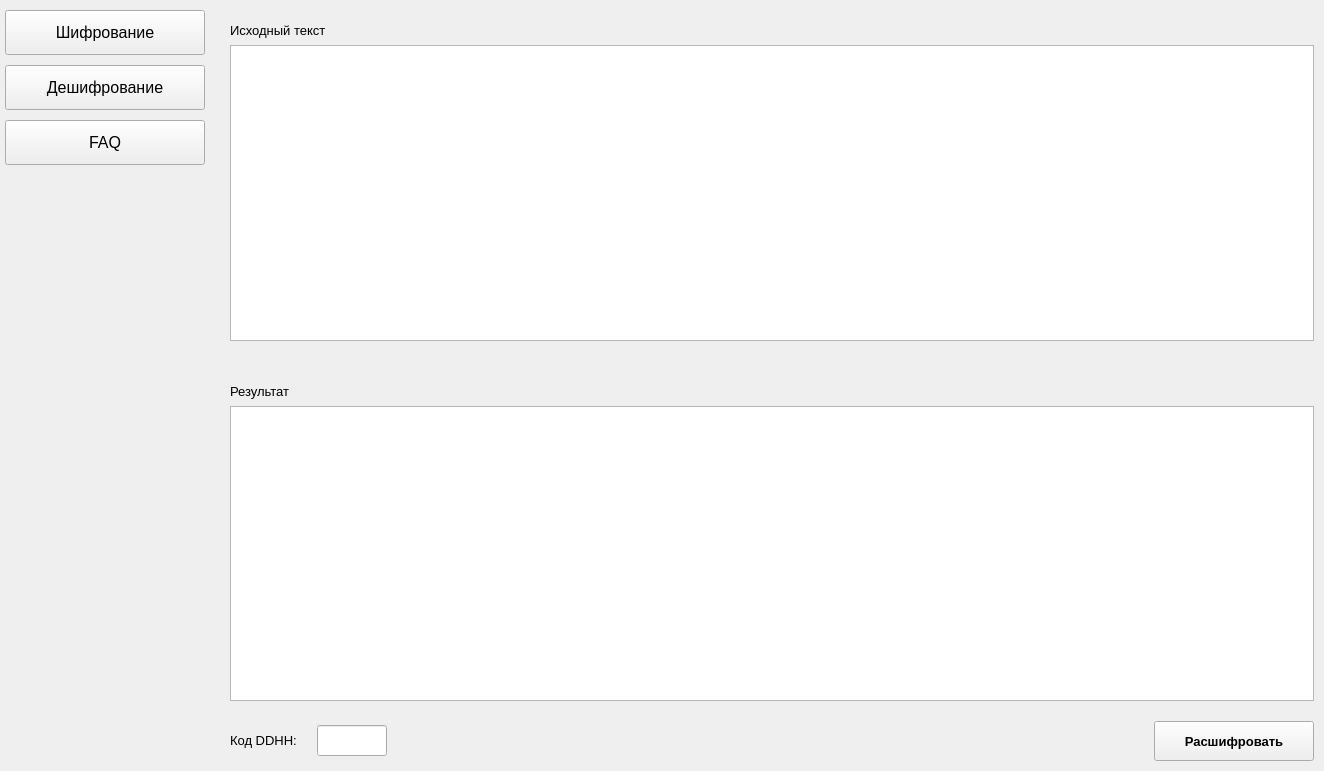
The window that assets/app.ui (trottling/Rippler) describes before a commit, drawn with Qt 5.
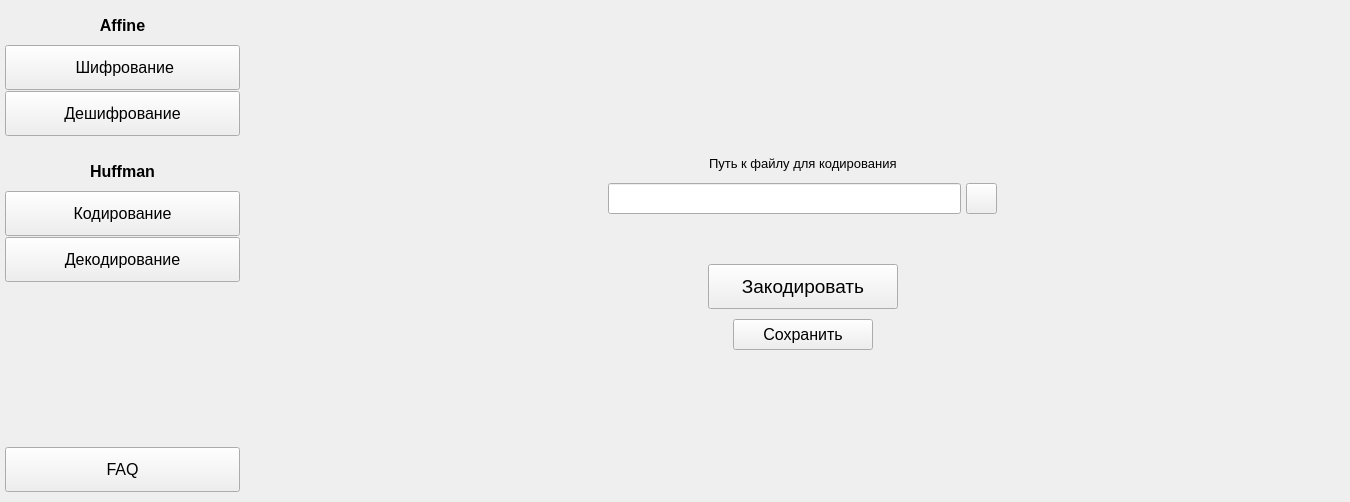
The same window after the commit.

Commit message: Кодирование под гончарова и кнопки копирования

Patch:
```diff
--- a/assets/app.ui
+++ b/assets/app.ui
@@ -6,8 +6,8 @@
    <rect>
     <x>0</x>
     <y>0</y>
-    <width>1324</width>
-    <height>771</height>
+    <width>1350</width>
+    <height>502</height>
    </rect>
   </property>
   <property name="windowTitle">
@@ -68,7 +68,58 @@
        </spacer>
       </item>
       <item>
-       <widget class="QPushButton" name="encode_page_btn">
+       <widget class="QLabel" name="label_10">
+        <property name="sizePolicy">
+         <sizepolicy hsizetype="Preferred" vsizetype="Fixed">
+          <horstretch>0</horstretch>
+          <verstretch>0</verstretch>
+         </sizepolicy>
+        </property>
+        <property name="minimumSize">
+         <size>
+          <width>0</width>
+          <height>30</height>
+         </size>
+        </property>
+        <property name="maximumSize">
+         <size>
+          <width>16777215</width>
+          <height>30</height>
+         </size>
+        </property>
+        <property name="font">
+         <font>
+          <pointsize>12</pointsize>
+          <weight>75</weight>
+          <bold>true</bold>
+         </font>
+        </property>
+        <property name="text">
+         <string>Affine</string>
+        </property>
+        <property name="alignment">
+         <set>Qt::AlignCenter</set>
+        </property>
+       </widget>
+      </item>
+      <item>
+       <spacer name="verticalSpacer_31">
+        <property name="orientation">
+         <enum>Qt::Vertical</enum>
+        </property>
+        <property name="sizeType">
+         <enum>QSizePolicy::Fixed</enum>
+        </property>
+        <property name="sizeHint" stdset="0">
+         <size>
+          <width>20</width>
+          <height>5</height>
+         </size>
+        </property>
+       </spacer>
+      </item>
+      <item>
+       <widget class="QPushButton" name="affine_encode_page_btn">
         <property name="sizePolicy">
          <sizepolicy hsizetype="Fixed" vsizetype="Fixed">
           <horstretch>0</horstretch>
@@ -77,7 +128,7 @@
         </property>
         <property name="minimumSize">
          <size>
-          <width>200</width>
+          <width>235</width>
           <height>45</height>
          </size>
         </property>
@@ -96,7 +147,7 @@
          <cursorShape>PointingHandCursor</cursorShape>
         </property>
         <property name="text">
-         <string>Шифрование</string>
+         <string> Шифрование</string>
         </property>
         <property name="iconSize">
          <size>
@@ -117,7 +168,7 @@
         <property name="sizeHint" stdset="0">
          <size>
           <width>20</width>
-          <height>10</height>
+          <height>1</height>
          </size>
         </property>
        </spacer>
@@ -132,7 +183,7 @@
         </property>
         <property name="minimumSize">
          <size>
-          <width>200</width>
+          <width>235</width>
           <height>45</height>
          </size>
         </property>
@@ -172,7 +223,168 @@
         <property name="sizeHint" stdset="0">
          <size>
           <width>20</width>
-          <height>10</height>
+          <height>20</height>
+         </size>
+        </property>
+       </spacer>
+      </item>
+      <item>
+       <widget class="QLabel" name="label_11">
+        <property name="sizePolicy">
+         <sizepolicy hsizetype="Preferred" vsizetype="Fixed">
+          <horstretch>0</horstretch>
+          <verstretch>0</verstretch>
+         </sizepolicy>
+        </property>
+        <property name="minimumSize">
+         <size>
+          <width>0</width>
+          <height>30</height>
+         </size>
+        </property>
+        <property name="maximumSize">
+         <size>
+          <width>16777215</width>
+          <height>30</height>
+         </size>
+        </property>
+        <property name="font">
+         <font>
+          <pointsize>12</pointsize>
+          <weight>75</weight>
+          <bold>true</bold>
+         </font>
+        </property>
+        <property name="text">
+         <string>Huffman</string>
+        </property>
+        <property name="alignment">
+         <set>Qt::AlignCenter</set>
+        </property>
+       </widget>
+      </item>
+      <item>
+       <spacer name="verticalSpacer_32">
+        <property name="orientation">
+         <enum>Qt::Vertical</enum>
+        </property>
+        <property name="sizeType">
+         <enum>QSizePolicy::Fixed</enum>
+        </property>
+        <property name="sizeHint" stdset="0">
+         <size>
+          <width>20</width>
+          <height>5</height>
+         </size>
+        </property>
+       </spacer>
+      </item>
+      <item>
+       <widget class="QPushButton" name="huffman_encode_page_btn">
+        <property name="sizePolicy">
+         <sizepolicy hsizetype="Fixed" vsizetype="Fixed">
+          <horstretch>0</horstretch>
+          <verstretch>0</verstretch>
+         </sizepolicy>
+        </property>
+        <property name="minimumSize">
+         <size>
+          <width>235</width>
+          <height>45</height>
+         </size>
+        </property>
+        <property name="maximumSize">
+         <size>
+          <width>174</width>
+          <height>16777215</height>
+         </size>
+        </property>
+        <property name="font">
+         <font>
+          <pointsize>12</pointsize>
+         </font>
+        </property>
+        <property name="cursor">
+         <cursorShape>PointingHandCursor</cursorShape>
+        </property>
+        <property name="text">
+         <string>Кодирование</string>
+        </property>
+        <property name="iconSize">
+         <size>
+          <width>24</width>
+          <height>24</height>
+         </size>
+        </property>
+       </widget>
+      </item>
+      <item>
+       <spacer name="verticalSpacer_20">
+        <property name="orientation">
+         <enum>Qt::Vertical</enum>
+        </property>
+        <property name="sizeType">
+         <enum>QSizePolicy::Fixed</enum>
+        </property>
+        <property name="sizeHint" stdset="0">
+         <size>
+          <width>20</width>
+          <height>1</height>
+         </size>
+        </property>
+       </spacer>
+      </item>
+      <item>
+       <widget class="QPushButton" name="huffman_decode_page_btn">
+        <property name="sizePolicy">
+         <sizepolicy hsizetype="Fixed" vsizetype="Fixed">
+          <horstretch>0</horstretch>
+          <verstretch>0</verstretch>
+         </sizepolicy>
+        </property>
+        <property name="minimumSize">
+         <size>
+          <width>235</width>
+          <height>45</height>
+         </size>
+        </property>
+        <property name="maximumSize">
+         <size>
+          <width>174</width>
+          <height>16777215</height>
+         </size>
+        </property>
+        <property name="font">
+         <font>
+          <pointsize>12</pointsize>
+         </font>
+        </property>
+        <property name="cursor">
+         <cursorShape>PointingHandCursor</cursorShape>
+        </property>
+        <property name="text">
+         <string>Декодирование</string>
+        </property>
+        <property name="iconSize">
+         <size>
+          <width>24</width>
+          <height>24</height>
+         </size>
+        </property>
+       </widget>
+      </item>
+      <item>
+       <spacer name="verticalSpacer_19">
+        <property name="orientation">
+         <enum>Qt::Vertical</enum>
+        </property>
+        <property name="sizeType">
+         <enum>QSizePolicy::Expanding</enum>
+        </property>
+        <property name="sizeHint" stdset="0">
+         <size>
+          <width>20</width>
+          <height>20</height>
          </size>
         </property>
        </spacer>
@@ -187,7 +399,7 @@
         </property>
         <property name="minimumSize">
          <size>
-          <width>200</width>
+          <width>235</width>
           <height>45</height>
          </size>
         </property>
@@ -221,10 +433,13 @@
         <property name="orientation">
          <enum>Qt::Vertical</enum>
         </property>
+        <property name="sizeType">
+         <enum>QSizePolicy::Fixed</enum>
+        </property>
         <property name="sizeHint" stdset="0">
          <size>
           <width>20</width>
-          <height>40</height>
+          <height>10</height>
          </size>
         </property>
        </spacer>
@@ -250,7 +465,7 @@
     <item row="0" column="3">
      <widget class="QStackedWidget" name="stackedWidget">
       <property name="currentIndex">
-       <number>1</number>
+       <number>2</number>
       </property>
       <widget class="QWidget" name="page_encode">
        <layout class="QGridLayout" name="gridLayout_2">
@@ -811,7 +1026,7 @@
           <property name="sizeHint" stdset="0">
            <size>
             <width>1093</width>
-            <height>20</height>
+            <height>10</height>
            </size>
           </property>
          </spacer>
@@ -849,6 +1064,18 @@
               </property>
               <item>
                <widget class="QLabel" name="label_5">
+                <property name="sizePolicy">
+                 <sizepolicy hsizetype="Preferred" vsizetype="Preferred">
+                  <horstretch>0</horstretch>
+                  <verstretch>0</verstretch>
+                 </sizepolicy>
+                </property>
+                <property name="minimumSize">
+                 <size>
+                  <width>0</width>
+                  <height>1</height>
+                 </size>
+                </property>
                 <property name="font">
                  <font>
                   <pointsize>10</pointsize>
@@ -869,7 +1096,7 @@
                 <property name="sizeHint" stdset="0">
                  <size>
                   <width>40</width>
-                  <height>20</height>
+                  <height>0</height>
                  </size>
                 </property>
                </spacer>
@@ -990,7 +1217,7 @@
                 <property name="sizeHint" stdset="0">
                  <size>
                   <width>40</width>
-                  <height>20</height>
+                  <height>1</height>
                  </size>
                 </property>
                </spacer>
@@ -1056,7 +1283,7 @@
           <property name="sizeHint" stdset="0">
            <size>
             <width>1093</width>
-            <height>20</height>
+            <height>10</height>
            </size>
           </property>
          </spacer>
@@ -1199,6 +1426,56 @@
             </property>
            </widget>
           </item>
+          <item>
+           <spacer name="horizontalSpacer_29">
+            <property name="orientation">
+             <enum>Qt::Horizontal</enum>
+            </property>
+            <property name="sizeType">
+             <enum>QSizePolicy::Fixed</enum>
+            </property>
+            <property name="sizeHint" stdset="0">
+             <size>
+              <width>5</width>
+              <height>20</height>
+             </size>
+            </property>
+           </spacer>
+          </item>
+          <item>
+           <widget class="QPushButton" name="affine_decode_res_copy">
+            <property name="sizePolicy">
+             <sizepolicy hsizetype="Fixed" vsizetype="Fixed">
+              <horstretch>0</horstretch>
+              <verstretch>0</verstretch>
+             </sizepolicy>
+            </property>
+            <property name="minimumSize">
+             <size>
+              <width>40</width>
+              <height>40</height>
+             </size>
+            </property>
+            <property name="maximumSize">
+             <size>
+              <width>40</width>
+              <height>40</height>
+             </size>
+            </property>
+            <property name="cursor">
+             <cursorShape>PointingHandCursor</cursorShape>
+            </property>
+            <property name="text">
+             <string/>
+            </property>
+            <property name="iconSize">
+             <size>
+              <width>16</width>
+              <height>16</height>
+             </size>
+            </property>
+           </widget>
+          </item>
           <item>
            <spacer name="horizontalSpacer_23">
             <property name="orientation">
@@ -1235,6 +1512,734 @@
         </item>
        </layout>
       </widget>
+      <widget class="QWidget" name="page_huffman_encode">
+       <layout class="QGridLayout" name="gridLayout_5">
+        <property name="leftMargin">
+         <number>0</number>
+        </property>
+        <property name="topMargin">
+         <number>0</number>
+        </property>
+        <property name="rightMargin">
+         <number>0</number>
+        </property>
+        <property name="bottomMargin">
+         <number>0</number>
+        </property>
+        <property name="spacing">
+         <number>0</number>
+        </property>
+        <item row="0" column="0">
+         <spacer name="verticalSpacer_22">
+          <property name="orientation">
+           <enum>Qt::Vertical</enum>
+          </property>
+          <property name="sizeHint" stdset="0">
+           <size>
+            <width>20</width>
+            <height>141</height>
+           </size>
+          </property>
+         </spacer>
+        </item>
+        <item row="1" column="0">
+         <layout class="QHBoxLayout" name="horizontalLayout_13">
+          <property name="spacing">
+           <number>0</number>
+          </property>
+          <item>
+           <spacer name="horizontalSpacer_31">
+            <property name="orientation">
+             <enum>Qt::Horizontal</enum>
+            </property>
+            <property name="sizeHint" stdset="0">
+             <size>
+              <width>40</width>
+              <height>20</height>
+             </size>
+            </property>
+           </spacer>
+          </item>
+          <item>
+           <widget class="QLabel" name="label_8">
+            <property name="font">
+             <font>
+              <pointsize>10</pointsize>
+             </font>
+            </property>
+            <property name="text">
+             <string>Путь к файлу для кодирования</string>
+            </property>
+           </widget>
+          </item>
+          <item>
+           <spacer name="horizontalSpacer_32">
+            <property name="orientation">
+             <enum>Qt::Horizontal</enum>
+            </property>
+            <property name="sizeHint" stdset="0">
+             <size>
+              <width>40</width>
+              <height>20</height>
+             </size>
+            </property>
+           </spacer>
+          </item>
+         </layout>
+        </item>
+        <item row="2" column="0">
+         <spacer name="verticalSpacer_21">
+          <property name="orientation">
+           <enum>Qt::Vertical</enum>
+          </property>
+          <property name="sizeType">
+           <enum>QSizePolicy::Fixed</enum>
+          </property>
+          <property name="sizeHint" stdset="0">
+           <size>
+            <width>20</width>
+            <height>10</height>
+           </size>
+          </property>
+         </spacer>
+        </item>
+        <item row="3" column="0">
+         <layout class="QHBoxLayout" name="horizontalLayout_12">
+          <property name="spacing">
+           <number>0</number>
+          </property>
+          <item>
+           <spacer name="horizontalSpacer_33">
+            <property name="orientation">
+             <enum>Qt::Horizontal</enum>
+            </property>
+            <property name="sizeHint" stdset="0">
+             <size>
+              <width>40</width>
+              <height>20</height>
+             </size>
+            </property>
+           </spacer>
+          </item>
+          <item>
+           <widget class="QLineEdit" name="huffman_encode_le">
+            <property name="minimumSize">
+             <size>
+              <width>0</width>
+              <height>31</height>
+             </size>
+            </property>
+            <property name="font">
+             <font>
+              <pointsize>10</pointsize>
+             </font>
+            </property>
+           </widget>
+          </item>
+          <item>
+           <spacer name="horizontalSpacer_30">
+            <property name="orientation">
+             <enum>Qt::Horizontal</enum>
+            </property>
+            <property name="sizeType">
+             <enum>QSizePolicy::Fixed</enum>
+            </property>
+            <property name="sizeHint" stdset="0">
+             <size>
+              <width>5</width>
+              <height>20</height>
+             </size>
+            </property>
+           </spacer>
+          </item>
+          <item>
+           <widget class="QPushButton" name="huffman_encode_le_select">
+            <property name="sizePolicy">
+             <sizepolicy hsizetype="Fixed" vsizetype="Fixed">
+              <horstretch>0</horstretch>
+              <verstretch>0</verstretch>
+             </sizepolicy>
+            </property>
+            <property name="minimumSize">
+             <size>
+              <width>31</width>
+              <height>31</height>
+             </size>
+            </property>
+            <property name="maximumSize">
+             <size>
+              <width>31</width>
+              <height>31</height>
+             </size>
+            </property>
+            <property name="font">
+             <font>
+              <pointsize>10</pointsize>
+             </font>
+            </property>
+            <property name="text">
+             <string/>
+            </property>
+           </widget>
+          </item>
+          <item>
+           <spacer name="horizontalSpacer_34">
+            <property name="orientation">
+             <enum>Qt::Horizontal</enum>
+            </property>
+            <property name="sizeHint" stdset="0">
+             <size>
+              <width>40</width>
+              <height>20</height>
+             </size>
+            </property>
+           </spacer>
+          </item>
+         </layout>
+        </item>
+        <item row="4" column="0">
+         <spacer name="verticalSpacer_23">
+          <property name="orientation">
+           <enum>Qt::Vertical</enum>
+          </property>
+          <property name="sizeType">
+           <enum>QSizePolicy::Fixed</enum>
+          </property>
+          <property name="sizeHint" stdset="0">
+           <size>
+            <width>41</width>
+            <height>50</height>
+           </size>
+          </property>
+         </spacer>
+        </item>
+        <item row="5" column="0">
+         <layout class="QHBoxLayout" name="horizontalLayout_14">
+          <property name="spacing">
+           <number>0</number>
+          </property>
+          <item>
+           <spacer name="horizontalSpacer_35">
+            <property name="orientation">
+             <enum>Qt::Horizontal</enum>
+            </property>
+            <property name="sizeHint" stdset="0">
+             <size>
+              <width>40</width>
+              <height>20</height>
+             </size>
+            </property>
+           </spacer>
+          </item>
+          <item>
+           <widget class="QPushButton" name="huffman_encode_run">
+            <property name="sizePolicy">
+             <sizepolicy hsizetype="Fixed" vsizetype="Fixed">
+              <horstretch>0</horstretch>
+              <verstretch>0</verstretch>
+             </sizepolicy>
+            </property>
+            <property name="minimumSize">
+             <size>
+              <width>190</width>
+              <height>45</height>
+             </size>
+            </property>
+            <property name="maximumSize">
+             <size>
+              <width>190</width>
+              <height>45</height>
+             </size>
+            </property>
+            <property name="font">
+             <font>
+              <pointsize>14</pointsize>
+             </font>
+            </property>
+            <property name="text">
+             <string>Закодировать</string>
+            </property>
+            <property name="iconSize">
+             <size>
+              <width>24</width>
+              <height>24</height>
+             </size>
+            </property>
+           </widget>
+          </item>
+          <item>
+           <spacer name="horizontalSpacer_36">
+            <property name="orientation">
+             <enum>Qt::Horizontal</enum>
+            </property>
+            <property name="sizeHint" stdset="0">
+             <size>
+              <width>40</width>
+              <height>20</height>
+             </size>
+            </property>
+           </spacer>
+          </item>
+         </layout>
+        </item>
+        <item row="6" column="0">
+         <spacer name="verticalSpacer_24">
+          <property name="orientation">
+           <enum>Qt::Vertical</enum>
+          </property>
+          <property name="sizeType">
+           <enum>QSizePolicy::Fixed</enum>
+          </property>
+          <property name="sizeHint" stdset="0">
+           <size>
+            <width>20</width>
+            <height>10</height>
+           </size>
+          </property>
+         </spacer>
+        </item>
+        <item row="7" column="0">
+         <layout class="QHBoxLayout" name="horizontalLayout_15">
+          <property name="spacing">
+           <number>0</number>
+          </property>
+          <item>
+           <spacer name="horizontalSpacer_37">
+            <property name="orientation">
+             <enum>Qt::Horizontal</enum>
+            </property>
+            <property name="sizeHint" stdset="0">
+             <size>
+              <width>40</width>
+              <height>20</height>
+             </size>
+            </property>
+           </spacer>
+          </item>
+          <item>
+           <widget class="QPushButton" name="huffman_encode_save">
+            <property name="sizePolicy">
+             <sizepolicy hsizetype="Fixed" vsizetype="Fixed">
+              <horstretch>0</horstretch>
+              <verstretch>0</verstretch>
+             </sizepolicy>
+            </property>
+            <property name="minimumSize">
+             <size>
+              <width>140</width>
+              <height>31</height>
+             </size>
+            </property>
+            <property name="maximumSize">
+             <size>
+              <width>140</width>
+              <height>31</height>
+             </size>
+            </property>
+            <property name="font">
+             <font>
+              <pointsize>12</pointsize>
+             </font>
+            </property>
+            <property name="text">
+             <string>Сохранить</string>
+            </property>
+           </widget>
+          </item>
+          <item>
+           <spacer name="horizontalSpacer_38">
+            <property name="orientation">
+             <enum>Qt::Horizontal</enum>
+            </property>
+            <property name="sizeHint" stdset="0">
+             <size>
+              <width>40</width>
+              <height>20</height>
+             </size>
+            </property>
+           </spacer>
+          </item>
+         </layout>
+        </item>
+        <item row="8" column="0">
+         <spacer name="verticalSpacer_25">
+          <property name="orientation">
+           <enum>Qt::Vertical</enum>
+          </property>
+          <property name="sizeHint" stdset="0">
+           <size>
+            <width>20</width>
+            <height>141</height>
+           </size>
+          </property>
+         </spacer>
+        </item>
+       </layout>
+      </widget>
+      <widget class="QWidget" name="page_huffman_decode">
+       <layout class="QGridLayout" name="gridLayout_6">
+        <property name="leftMargin">
+         <number>0</number>
+        </property>
+        <property name="topMargin">
+         <number>0</number>
+        </property>
+        <property name="rightMargin">
+         <number>0</number>
+        </property>
+        <property name="bottomMargin">
+         <number>0</number>
+        </property>
+        <property name="spacing">
+         <number>0</number>
+        </property>
+        <item row="0" column="0">
+         <spacer name="verticalSpacer_29">
+          <property name="orientation">
+           <enum>Qt::Vertical</enum>
+          </property>
+          <property name="sizeHint" stdset="0">
+           <size>
+            <width>20</width>
+            <height>141</height>
+           </size>
+          </property>
+         </spacer>
+        </item>
+        <item row="1" column="0">
+         <layout class="QHBoxLayout" name="horizontalLayout_19">
+          <property name="spacing">
+           <number>0</number>
+          </property>
+          <item>
+           <spacer name="horizontalSpacer_46">
+            <property name="orientation">
+             <enum>Qt::Horizontal</enum>
+            </property>
+            <property name="sizeHint" stdset="0">
+             <size>
+              <width>40</width>
+              <height>20</height>
+             </size>
+            </property>
+           </spacer>
+          </item>
+          <item>
+           <widget class="QLabel" name="label_9">
+            <property name="font">
+             <font>
+              <pointsize>10</pointsize>
+             </font>
+            </property>
+            <property name="text">
+             <string>Путь к файлу для декодирования</string>
+            </property>
+           </widget>
+          </item>
+          <item>
+           <spacer name="horizontalSpacer_47">
+            <property name="orientation">
+             <enum>Qt::Horizontal</enum>
+            </property>
+            <property name="sizeHint" stdset="0">
+             <size>
+              <width>40</width>
+              <height>20</height>
+             </size>
+            </property>
+           </spacer>
+          </item>
+         </layout>
+        </item>
+        <item row="2" column="0">
+         <spacer name="verticalSpacer_26">
+          <property name="orientation">
+           <enum>Qt::Vertical</enum>
+          </property>
+          <property name="sizeType">
+           <enum>QSizePolicy::Fixed</enum>
+          </property>
+          <property name="sizeHint" stdset="0">
+           <size>
+            <width>20</width>
+            <height>10</height>
+           </size>
+          </property>
+         </spacer>
+        </item>
+        <item row="3" column="0">
+         <layout class="QHBoxLayout" name="horizontalLayout_18">
+          <property name="spacing">
+           <number>0</number>
+          </property>
+          <item>
+           <spacer name="horizontalSpacer_43">
+            <property name="orientation">
+             <enum>Qt::Horizontal</enum>
+            </property>
+            <property name="sizeHint" stdset="0">
+             <size>
+              <width>40</width>
+              <height>20</height>
+             </size>
+            </property>
+           </spacer>
+          </item>
+          <item>
+           <widget class="QLineEdit" name="huffman_decode_le">
+            <property name="minimumSize">
+             <size>
+              <width>0</width>
+              <height>31</height>
+             </size>
+            </property>
+            <property name="font">
+             <font>
+              <pointsize>10</pointsize>
+             </font>
+            </property>
+           </widget>
+          </item>
+          <item>
+           <spacer name="horizontalSpacer_44">
+            <property name="orientation">
+             <enum>Qt::Horizontal</enum>
+            </property>
+            <property name="sizeType">
+             <enum>QSizePolicy::Fixed</enum>
+            </property>
+            <property name="sizeHint" stdset="0">
+             <size>
+              <width>5</width>
+              <height>20</height>
+             </size>
+            </property>
+           </spacer>
+          </item>
+          <item>
+           <widget class="QPushButton" name="huffman_decode_le_select">
+            <property name="sizePolicy">
+             <sizepolicy hsizetype="Fixed" vsizetype="Fixed">
+              <horstretch>0</horstretch>
+              <verstretch>0</verstretch>
+             </sizepolicy>
+            </property>
+            <property name="minimumSize">
+             <size>
+              <width>31</width>
+              <height>31</height>
+             </size>
+            </property>
+            <property name="maximumSize">
+             <size>
+              <width>31</width>
+              <height>31</height>
+             </size>
+            </property>
+            <property name="font">
+             <font>
+              <pointsize>10</pointsize>
+             </font>
+            </property>
+            <property name="text">
+             <string/>
+            </property>
+           </widget>
+          </item>
+          <item>
+           <spacer name="horizontalSpacer_45">
+            <property name="orientation">
+             <enum>Qt::Horizontal</enum>
+            </property>
+            <property name="sizeHint" stdset="0">
+             <size>
+              <width>40</width>
+              <height>20</height>
+             </size>
+            </property>
+           </spacer>
+          </item>
+         </layout>
+        </item>
+        <item row="4" column="0">
+         <spacer name="verticalSpacer_28">
+          <property name="orientation">
+           <enum>Qt::Vertical</enum>
+          </property>
+          <property name="sizeType">
+           <enum>QSizePolicy::Fixed</enum>
+          </property>
+          <property name="sizeHint" stdset="0">
+           <size>
+            <width>41</width>
+            <height>50</height>
+           </size>
+          </property>
+         </spacer>
+        </item>
+        <item row="5" column="0">
+         <layout class="QHBoxLayout" name="horizontalLayout_16">
+          <property name="spacing">
+           <number>0</number>
+          </property>
+          <item>
+           <spacer name="horizontalSpacer_39">
+            <property name="orientation">
+             <enum>Qt::Horizontal</enum>
+            </property>
+            <property name="sizeHint" stdset="0">
+             <size>
+              <width>40</width>
+              <height>20</height>
+             </size>
+            </property>
+           </spacer>
+          </item>
+          <item>
+           <widget class="QPushButton" name="huffman_decode_run">
+            <property name="sizePolicy">
+             <sizepolicy hsizetype="Fixed" vsizetype="Fixed">
+              <horstretch>0</horstretch>
+              <verstretch>0</verstretch>
+             </sizepolicy>
+            </property>
+            <property name="minimumSize">
+             <size>
+              <width>190</width>
+              <height>45</height>
+             </size>
+            </property>
+            <property name="maximumSize">
+             <size>
+              <width>190</width>
+              <height>45</height>
+             </size>
+            </property>
+            <property name="font">
+             <font>
+              <pointsize>14</pointsize>
+             </font>
+            </property>
+            <property name="text">
+             <string>Декодировать</string>
+            </property>
+            <property name="iconSize">
+             <size>
+              <width>24</width>
+              <height>24</height>
+             </size>
+            </property>
+           </widget>
+          </item>
+          <item>
+           <spacer name="horizontalSpacer_40">
+            <property name="orientation">
+             <enum>Qt::Horizontal</enum>
+            </property>
+            <property name="sizeHint" stdset="0">
+             <size>
+              <width>40</width>
+              <height>20</height>
+             </size>
+            </property>
+           </spacer>
+          </item>
+         </layout>
+        </item>
+        <item row="6" column="0">
+         <spacer name="verticalSpacer_30">
+          <property name="orientation">
+           <enum>Qt::Vertical</enum>
+          </property>
+          <property name="sizeType">
+           <enum>QSizePolicy::Fixed</enum>
+          </property>
+          <property name="sizeHint" stdset="0">
+           <size>
+            <width>20</width>
+            <height>10</height>
+           </size>
+          </property>
+         </spacer>
+        </item>
+        <item row="7" column="0">
+         <layout class="QHBoxLayout" name="horizontalLayout_17">
+          <property name="spacing">
+           <number>0</number>
+          </property>
+          <item>
+           <spacer name="horizontalSpacer_41">
+            <property name="orientation">
+             <enum>Qt::Horizontal</enum>
+            </property>
+            <property name="sizeHint" stdset="0">
+             <size>
+              <width>40</width>
+              <height>20</height>
+             </size>
+            </property>
+           </spacer>
+          </item>
+          <item>
+           <widget class="QPushButton" name="huffman_decode_save">
+            <property name="sizePolicy">
+             <sizepolicy hsizetype="Fixed" vsizetype="Fixed">
+              <horstretch>0</horstretch>
+              <verstretch>0</verstretch>
+             </sizepolicy>
+            </property>
+            <property name="minimumSize">
+             <size>
+              <width>140</width>
+              <height>31</height>
+             </size>
+            </property>
+            <property name="maximumSize">
+             <size>
+              <width>140</width>
+              <height>31</height>
+             </size>
+            </property>
+            <property name="font">
+             <font>
+              <pointsize>12</pointsize>
+             </font>
+            </property>
+            <property name="text">
+             <string>Сохранить</string>
+            </property>
+           </widget>
+          </item>
+          <item>
+           <spacer name="horizontalSpacer_42">
+            <property name="orientation">
+             <enum>Qt::Horizontal</enum>
+            </property>
+            <property name="sizeHint" stdset="0">
+             <size>
+              <width>40</width>
+              <height>20</height>
+             </size>
+            </property>
+           </spacer>
+          </item>
+         </layout>
+        </item>
+        <item row="8" column="0">
+         <spacer name="verticalSpacer_27">
+          <property name="orientation">
+           <enum>Qt::Vertical</enum>
+          </property>
+          <property name="sizeHint" stdset="0">
+           <size>
+            <width>20</width>
+            <height>141</height>
+           </size>
+          </property>
+         </spacer>
+        </item>
+       </layout>
+      </widget>
       <widget class="QWidget" name="page_faq">
        <layout class="QGridLayout" name="gridLayout_3">
         <property name="leftMargin">
```
Left out of the diff: 250 changed lines with no effect on the pictures. The commit also changes 9 other files.
